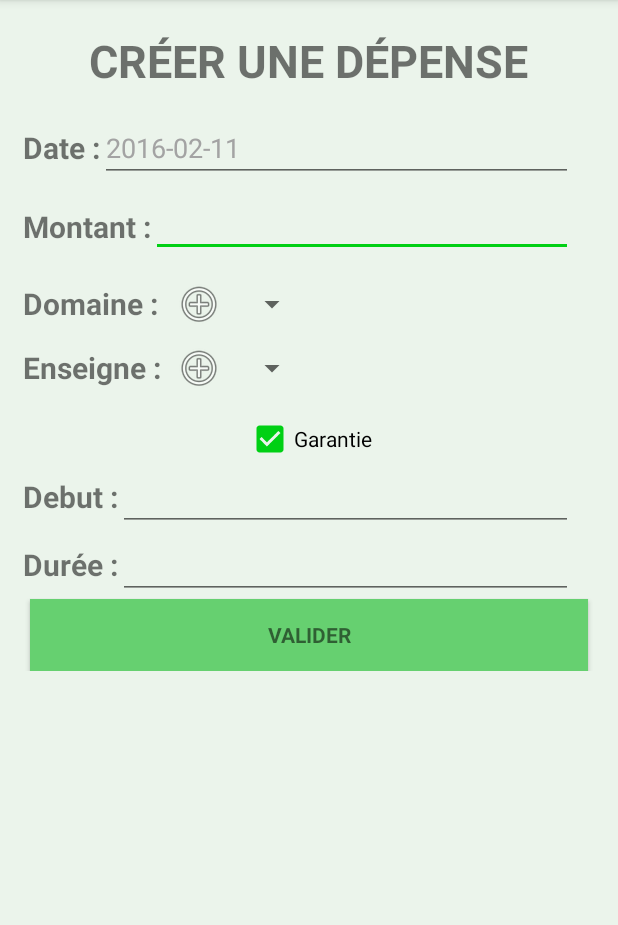
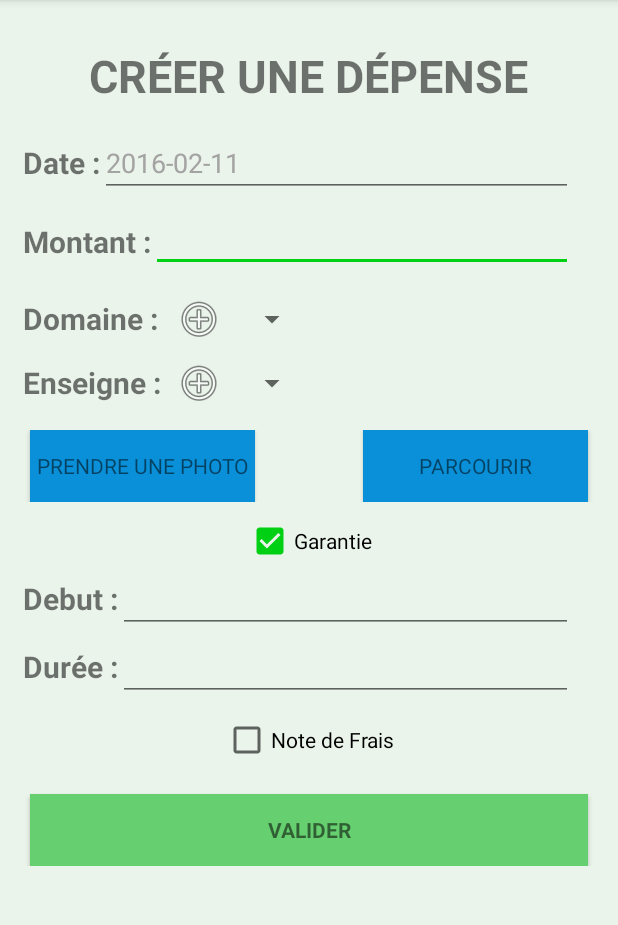
Before and after one commit to Keouf/FinancesNous, an Android app: the Depense_Activity screen opened directly, with no data from a screen before it, after a tap on "Garantie", on a phone screen of 412 x 824 dp, the part 84-1009 px from its top. Run offline under Robolectric (Android 15) with nearby library versions, the phone set to English and light mode, and no system bars; network calls fail; 2 statements that could not run were skipped.

Commit message:
layout/layout_depense_bis.xml qui déchire.

```diff
--- a/app/src/main/java/com/example/pcportablevidjay/financesnous/Depense_Activity.java
+++ b/app/src/main/java/com/example/pcportablevidjay/financesnous/Depense_Activity.java
@@ -66,10 +66,21 @@ public class Depense_Activity extends AppCompatActivity {
         final CheckBox checkGarantie = (CheckBox) findViewById(R.id.CBGarantie);
         checkGarantie.setOnClickListener(new View.OnClickListener() {
             public void onClick(View v) {
+
                 if (checkGarantie.isChecked())
-                    affichagetest(true);
+                    affichagetest(true,findViewById(R.id.form_garantie));
                 else
-                    affichagetest(false);
+                    affichagetest(false,findViewById(R.id.form_garantie));
+            }
+        });
+
+        final CheckBox checkNoteDeFrais = (CheckBox) findViewById(R.id.CBNoteDeFrais);
+        checkNoteDeFrais.setOnClickListener(new View.OnClickListener() {
+            public void onClick(View v) {
+                if (checkNoteDeFrais.isChecked())
+                    affichagetest(true,findViewById(R.id.form_noteDeFrais));
+                else
+                    affichagetest(false,findViewById(R.id.form_noteDeFrais));
             }
         });
 
@@ -103,24 +114,23 @@ public class Depense_Activity extends AppCompatActivity {
         }
     }
 
-    public void affichagetest(final boolean show){
-        final View mFormGarantie = findViewById(R.id.form_garantie);
+    public void affichagetest(final boolean show,final View mForm){
 
         if (Build.VERSION.SDK_INT >= Build.VERSION_CODES.HONEYCOMB_MR2) {
             int shortAnimTime = getResources().getInteger(android.R.integer.config_mediumAnimTime);
 
-            mFormGarantie.setVisibility(show ? View.VISIBLE : View.GONE);
-            mFormGarantie.animate().setDuration(shortAnimTime).alpha(
+            mForm.setVisibility(show ? View.VISIBLE : View.GONE);
+            mForm.animate().setDuration(shortAnimTime).alpha(
                     show ? 1 : 0).setListener(new AnimatorListenerAdapter() {
                 @Override
                 public void onAnimationEnd(Animator animation) {
-                    mFormGarantie.setVisibility(show ? View.VISIBLE : View.GONE);
+                    mForm.setVisibility(show ? View.VISIBLE : View.GONE);
                 }
             });
         } else {
             // The ViewPropertyAnimator APIs are not available, so simply show
             // and hide the relevant UI components.
-            mFormGarantie.setVisibility(show ? View.VISIBLE : View.GONE);
+            mForm.setVisibility(show ? View.VISIBLE : View.GONE);
         }
     }
 
--- a/app/src/main/res/layout/layout_depense_bis.xml
+++ b/app/src/main/res/layout/layout_depense_bis.xml
@@ -2,6 +2,20 @@
 <LinearLayout xmlns:android="http://schemas.android.com/apk/res/android"
     android:orientation="vertical" android:layout_width="match_parent"
     android:layout_height="match_parent">
+
+    <ScrollView
+        android:layout_width="match_parent"
+        android:layout_height="match_parent"
+        android:id="@+id/scrollView"
+        android:layout_gravity="center_horizontal"
+        android:layout_marginTop="10dp"
+        android:layout_marginLeft="10dp"
+        android:layout_marginRight="10dp">
+
+        <LinearLayout
+            android:orientation="vertical"
+            android:layout_width="match_parent"
+            android:layout_height="wrap_content">
 
             <TextView
                 android:layout_width="wrap_content"
@@ -19,9 +33,7 @@
                 android:layout_width="match_parent"
                 android:layout_height="wrap_content"
                 android:weightSum="1"
-        android:layout_marginTop="10dp"
-        android:layout_marginLeft="10dp"
-        android:layout_marginRight="10dp">
+                android:layout_marginTop="10dp">
 
                 <TextView
                     android:layout_width="wrap_content"
@@ -55,9 +67,7 @@
                 android:layout_width="match_parent"
                 android:layout_height="wrap_content"
                 android:weightSum="1"
-        android:layout_marginTop="10dp"
-        android:layout_marginLeft="10dp"
-        android:layout_marginRight="10dp">
+                android:layout_marginTop="10dp">
 
                 <TextView
                     android:layout_width="wrap_content"
@@ -89,9 +99,7 @@
                 android:layout_width="fill_parent"
                 android:layout_height="wrap_content"
                 android:weightSum="1"
-        android:layout_marginTop="10dp"
-        android:layout_marginRight="5dp"
-        android:layout_marginLeft="10dp">
+                android:layout_marginTop="10dp">
 
                 <TextView
                     android:layout_width="wrap_content"
@@ -127,9 +135,7 @@
                 android:orientation="horizontal"
                 android:layout_width="match_parent"
                 android:layout_height="wrap_content"
-        android:weightSum="1"
-        android:layout_marginLeft="10dp"
-        android:layout_marginRight="5dp">
+                android:weightSum="1">
 
                 <TextView
                     android:layout_width="wrap_content"
@@ -159,26 +165,42 @@
 
             </LinearLayout>
 
-    <ScrollView
+            <RelativeLayout
+                android:orientation="horizontal"
                 android:layout_width="match_parent"
                 android:layout_height="match_parent"
-        android:id="@+id/scrollView"
-        android:layout_gravity="center_horizontal"
-        android:layout_marginTop="10dp"
-        android:layout_marginLeft="10dp"
-        android:layout_marginRight="10dp">
+                android:id="@+id/formPhoto"
+                android:layout_marginTop="10dp">
 
-        <LinearLayout
-            android:orientation="vertical"
-            android:layout_width="match_parent"
-            android:layout_height="wrap_content">
+                <Button
+                    android:layout_width="150dp"
+                    android:layout_height="wrap_content"
+                    android:text="Prendre une photo"
+                    android:id="@+id/buttonPrendrePhoto"
+                    android:layout_gravity="left"
+                    android:background="#0990d9"
+                    style="?android:textAppearanceSmall"
+                    android:layout_marginLeft="10dp" />
+
+                <Button
+                    android:layout_width="150dp"
+                    android:layout_height="wrap_content"
+                    android:text="Parcourir"
+                    android:id="@+id/buttonParcourir"
+                    android:layout_gravity="right"
+                    android:layout_alignParentEnd="true"
+                    android:background="#0990d9"
+                    style="?android:textAppearanceSmall"
+                    android:layout_marginRight="10dp" />
+            </RelativeLayout>
 
             <CheckBox
                 android:layout_width="wrap_content"
                 android:layout_height="wrap_content"
                 android:text="Garantie"
                 android:id="@+id/CBGarantie"
-                android:layout_gravity="center_horizontal" />
+                android:layout_gravity="center_horizontal"
+                android:layout_marginTop="10dp" />
 
             <LinearLayout
                 android:orientation="vertical"
@@ -250,12 +272,47 @@
                 </LinearLayout>
             </LinearLayout>
 
+            <CheckBox
+                android:layout_width="wrap_content"
+                android:layout_height="wrap_content"
+                android:text="Note de Frais"
+                android:id="@+id/CBNoteDeFrais"
+                android:layout_gravity="center_horizontal"
+                android:layout_marginTop="10dp" />
+
+            <LinearLayout
+                android:orientation="vertical"
+                android:layout_width="match_parent"
+                android:layout_height="match_parent"
+                android:visibility="gone"
+                android:id="@+id/form_noteDeFrais" >
+
+                <LinearLayout
+                    android:orientation="horizontal"
+                    android:layout_width="match_parent"
+                    android:layout_height="match_parent" >
+
+                    <TextView
+                        android:layout_width="wrap_content"
+                        android:layout_height="match_parent"
+                        android:text="A COMPLETER"
+                        android:id="@+id/textView6"
+                        android:autoText="false"
+                        android:gravity="center_vertical"
+                        android:textStyle="bold"
+                        android:textSize="20dp"
+                        android:layout_marginLeft="5dp" />
+
+                </LinearLayout>
+
+            </LinearLayout>
+
             <Button
                 style="?android:textAppearanceSmall"
                 android:id="@+id/buttonValider"
                 android:layout_width="match_parent"
                 android:layout_height="wrap_content"
-                android:layout_marginTop="0dp"
+                android:layout_marginTop="20dp"
                 android:text="Valider"
                 android:textStyle="bold"
                 android:background="#66d070"
```
Lines whose indentation alone changed are shown as unchanged.
